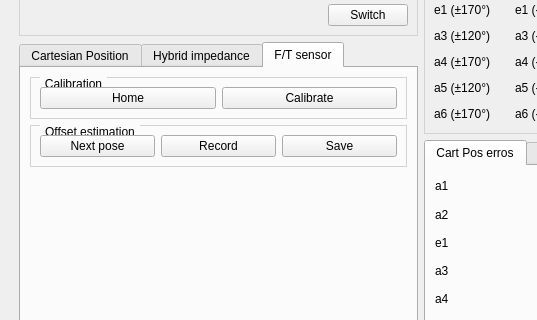
This is ui/main_window.ui in xEnVrE/controller_switcher as Qt 5 draws it before an edit; both pictures show x 0 to 537 and y 102 to 422 of the 620 by 719 pixel window. The edited form follows.
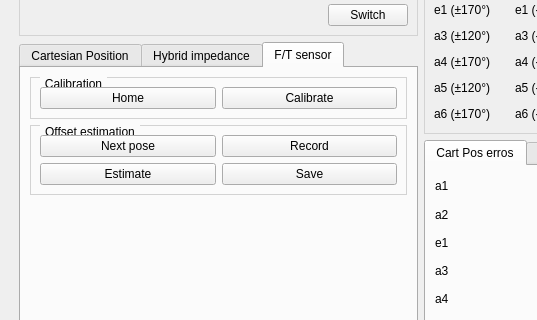
This is the edited form. The open tabs and pages were chosen to show the change.

Commit message: - add offset estimation button logic and UI - remove useless includes

What changed in the file:
```diff
--- a/ui/main_window.ui
+++ b/ui/main_window.ui
@@ -1624,6 +1624,8 @@
                 <property name="title">
                  <string>Offset estimation</string>
                 </property>
+                <layout class="QVBoxLayout" name="verticalLayout_2">
+                 <item>
                 <layout class="QHBoxLayout" name="horizontalLayout_3">
                  <item>
                   <widget class="QPushButton" name="buttonNextPose_ftsensor">
@@ -1639,12 +1641,25 @@
                    </property>
                   </widget>
                  </item>
+                  </layout>
+                 </item>
+                 <item>
+                  <layout class="QHBoxLayout" name="horizontalLayout_4">
+                   <item>
+                    <widget class="QPushButton" name="buttonEstimate_ftsensor">
+                     <property name="text">
+                      <string>Estimate</string>
+                     </property>
+                    </widget>
+                   </item>
                  <item>
                   <widget class="QPushButton" name="buttonSave_ftsensor">
                    <property name="text">
                     <string>Save</string>
                    </property>
                   </widget>
+                   </item>
+                  </layout>
                  </item>
                 </layout>
                </widget>
```
Lines whose indentation alone changed are shown as unchanged. The commit also changes 4 other files.
